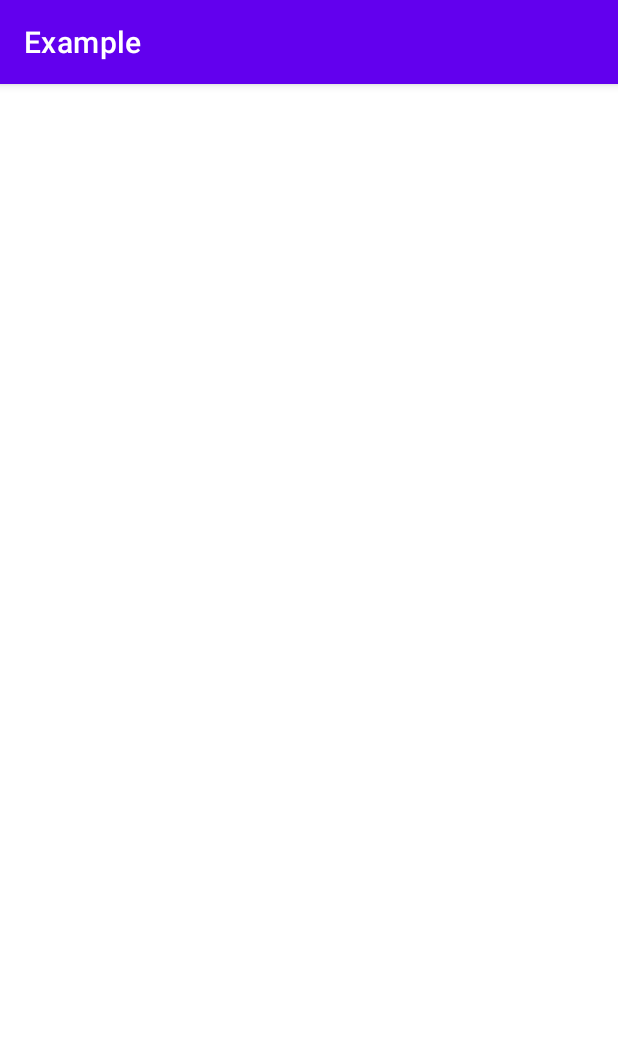
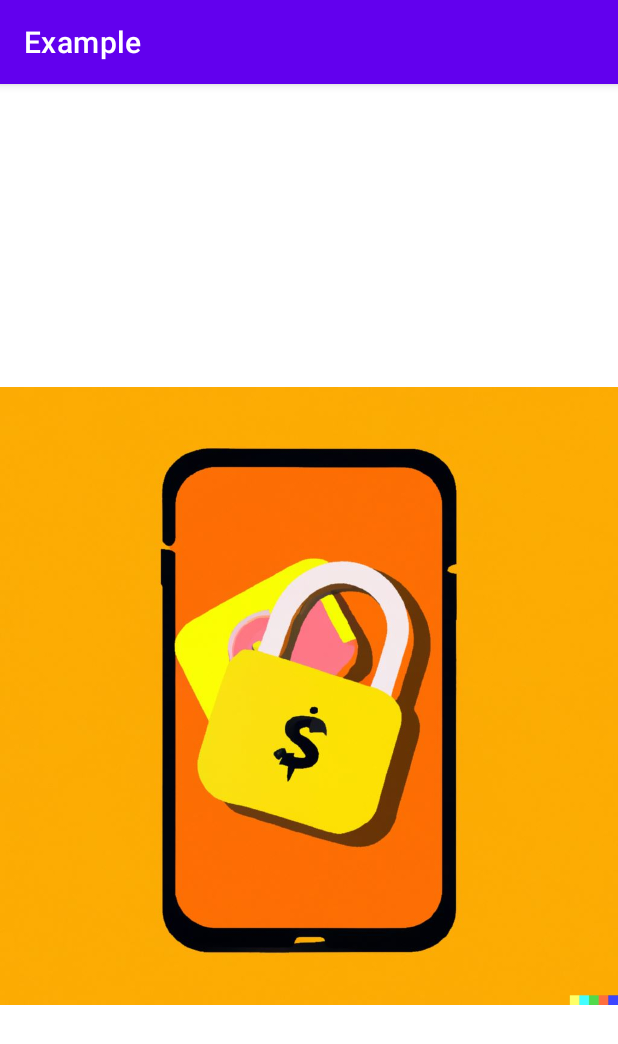
Before and after one commit to Urbii22/Paysafe1.0, an Android app: the MainActivity2 screen opened directly, with no data from a screen before it, on a phone screen of 412 x 824 dp. Shown: the top 1044 px of the screen. Run offline under Robolectric (Android 15) with nearby library versions, the phone set to English and light mode, and no system bars.

```diff
--- a/app/src/main/res/layout/activity_main2.xml
+++ b/app/src/main/res/layout/activity_main2.xml
@@ -6,4 +6,14 @@
     android:layout_height="match_parent"
     tools:context=".MainActivity2">
 
+    <ImageView
+        android:id="@+id/imageView2"
+        android:layout_width="wrap_content"
+        android:layout_height="wrap_content"
+        android:layout_marginTop="24dp"
+        app:layout_constraintEnd_toEndOf="parent"
+        app:layout_constraintHorizontal_bias="0.0"
+        app:layout_constraintStart_toStartOf="parent"
+        app:layout_constraintTop_toTopOf="parent"
+        app:srcCompat="@drawable/imagen_de_whatsapp_2023_03_28_a_las_14_48_00" />
 </androidx.constraintlayout.widget.ConstraintLayout>
```
Also changed, not shown: app/src/main/java/com/example/example/MainActivity.java (+10 -7 lines).
